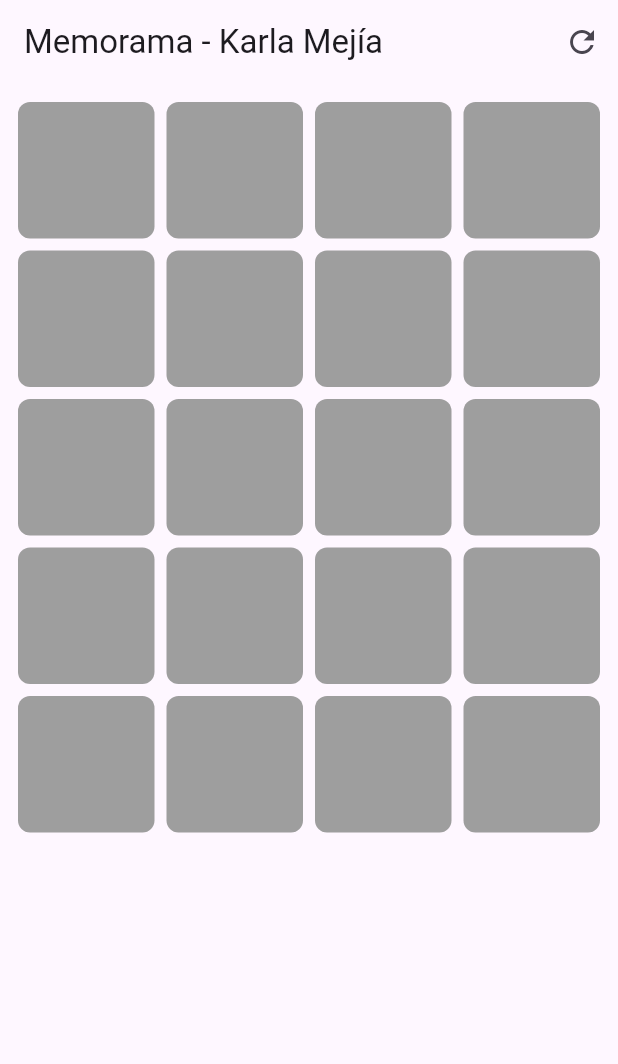
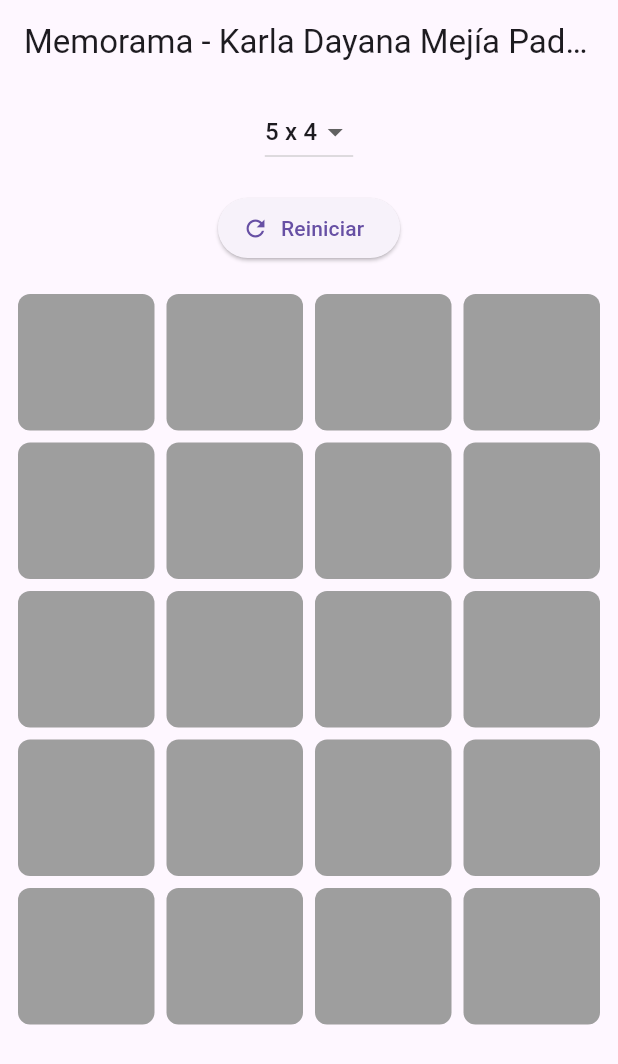
Before and after one commit to Fundamentos-Moviles/exameni-mejiakarlaa, a Flutter app: the screen it shows after launch, on a phone screen of 412 x 824 dp. Shown: the top 1064 px of the screen. Run offline on Flutter 3.47's test engine with Material 3 defaults, Android fonts, the light colour scheme and no system bars.

Commit message:
Entrega final

```diff
--- a/primerexamen/lib/main.dart
+++ b/primerexamen/lib/main.dart
@@ -30,6 +30,9 @@ class _MemoramaPageState extends State<MemoramaPage> {
   late List<bool> _descubiertas;
   List<int> _seleccionadas = [];
 
+  int _rows = 5;
+  int _cols = 4;
+
   @override
   void initState() {
     super.initState();
@@ -49,7 +52,11 @@ class _MemoramaPageState extends State<MemoramaPage> {
       Colors.pink,
       Colors.teal,
     ];
-    _colores = [...base, ...base]..shuffle();
+
+    final total = _rows * _cols;
+    final lista = [...base, ...base]..shuffle();
+
+    _colores = lista.take(total).toList();
     _descubiertas = List.generate(_colores.length, (_) => false);
     _seleccionadas.clear();
     setState(() {});
@@ -64,7 +71,6 @@ class _MemoramaPageState extends State<MemoramaPage> {
 
     if (_seleccionadas.length == 2) {
       if (_colores[_seleccionadas[0]] == _colores[_seleccionadas[1]]) {
-        // par correcto
         setState(() {
           _descubiertas[_seleccionadas[0]] = true;
           _descubiertas[_seleccionadas[1]] = true;
@@ -72,7 +78,6 @@ class _MemoramaPageState extends State<MemoramaPage> {
         });
         _verificarFin();
       } else {
-        // incorrecto → esconder de nuevo después de 800ms
         Timer(const Duration(milliseconds: 800), () {
           setState(() {
             _seleccionadas.clear();
@@ -106,18 +111,47 @@ class _MemoramaPageState extends State<MemoramaPage> {
   Widget build(BuildContext context) {
     return Scaffold(
       appBar: AppBar(
-        title: const Text("Memorama - Karla Mejía"),
-        actions: [
-          IconButton(
+        title: const Text("Memorama - Karla Dayana Mejía Padron"),
+      ),
+      body: Column(
+        children: [
+          // Selector de tamaño
+          Padding(
+            padding: const EdgeInsets.all(8.0),
+            child: DropdownButton<String>(
+              value: "${_rows}x$_cols",
+              items: const [
+                DropdownMenuItem(value: "5x4", child: Text("5 x 4")),
+                DropdownMenuItem(value: "4x6", child: Text("4 x 6")),
+                DropdownMenuItem(value: "5x8", child: Text("5 x 8")),
+              ],
+              onChanged: (value) {
+                if (value != null) {
+                  final parts = value.split("x");
+                  _rows = int.parse(parts[0]);
+                  _cols = int.parse(parts[1]);
+                  _iniciarJuego();
+                }
+              },
+            ),
+          ),
+
+          // Botón de reinicio
+          Padding(
+            padding: const EdgeInsets.all(8.0),
+            child: ElevatedButton.icon(
               icon: const Icon(Icons.refresh),
+              label: const Text("Reiniciar"),
               onPressed: _iniciarJuego,
-          )
-        ],
             ),
-      body: GridView.builder(
+          ),
+
+          // El tablero del memorama
+          Expanded(
+            child: GridView.builder(
               padding: const EdgeInsets.all(12),
-        gridDelegate: const SliverGridDelegateWithFixedCrossAxisCount(
-          crossAxisCount: 4, // 5x4 o 4x5
+              gridDelegate: SliverGridDelegateWithFixedCrossAxisCount(
+                crossAxisCount: _cols,
                 crossAxisSpacing: 8,
                 mainAxisSpacing: 8,
               ),
@@ -127,14 +161,21 @@ class _MemoramaPageState extends State<MemoramaPage> {
                     _descubiertas[index] || _seleccionadas.contains(index);
                 return GestureDetector(
                   onTap: () => _tocarCarta(index),
+                  child: SizedBox(
+                    width: 60,
+                    height: 60,
                     child: Container(
                       decoration: BoxDecoration(
                         color: revelada ? _colores[index] : Colors.grey,
                         borderRadius: BorderRadius.circular(8),
                       ),
                     ),
+                  ),
                 );
               },
+            ),
+          ),
+        ],
       ),
     );
   }
```
Lines whose indentation alone changed are shown as unchanged.
